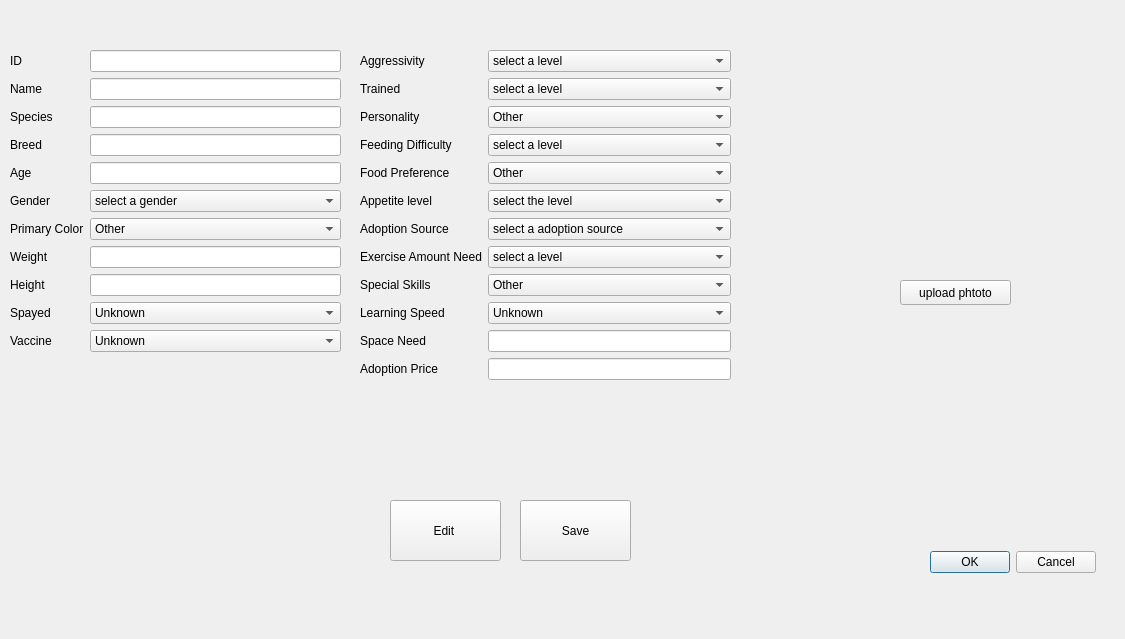
The window that AnimalManagement/manageanimalwindow.ui (CRM2017/cuACS) describes before a commit, drawn with Qt 5.
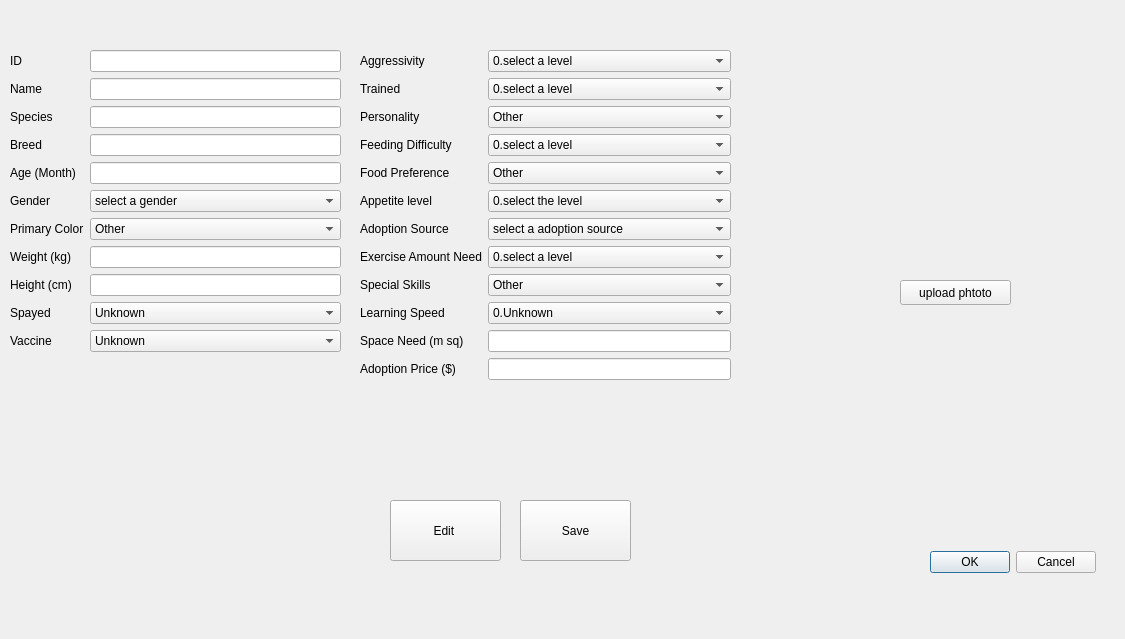
The same window after the commit.

The edit to the form file:
```diff
--- a/AnimalManagement/manageanimalwindow.ui
+++ b/AnimalManagement/manageanimalwindow.ui
@@ -56,7 +56,7 @@
     <item row="4" column="0">
      <widget class="QLabel" name="label_3">
       <property name="text">
-       <string>Age</string>
+       <string>Age (Month)</string>
       </property>
      </widget>
     </item>
@@ -99,7 +99,7 @@
     <item row="7" column="0">
      <widget class="QLabel" name="label_6">
       <property name="text">
-       <string>Weight</string>
+       <string>Weight (kg)</string>
       </property>
      </widget>
     </item>
@@ -109,7 +109,7 @@
     <item row="8" column="0">
      <widget class="QLabel" name="label_7">
       <property name="text">
-       <string>Height</string>
+       <string>Height (cm)</string>
       </property>
      </widget>
     </item>
@@ -274,7 +274,7 @@
      <widget class="QComboBox" name="aggressivity">
       <item>
        <property name="text">
-        <string>select a level</string>
+        <string>0.select a level</string>
        </property>
       </item>
       <item>
@@ -305,7 +305,7 @@
      <widget class="QComboBox" name="trained">
       <item>
        <property name="text">
-        <string>select a level</string>
+        <string>0.select a level</string>
        </property>
       </item>
       <item>
@@ -382,7 +382,7 @@
      <widget class="QComboBox" name="feeding">
       <item>
        <property name="text">
-        <string>select a level</string>
+        <string>0.select a level</string>
        </property>
       </item>
       <item>
@@ -444,7 +444,7 @@
      <widget class="QComboBox" name="appetite">
       <item>
        <property name="text">
-        <string>select the level</string>
+        <string>0.select the level</string>
        </property>
       </item>
       <item>
@@ -506,7 +506,7 @@
      <widget class="QComboBox" name="exercise">
       <item>
        <property name="text">
-        <string>select a level</string>
+        <string>0.select a level</string>
        </property>
       </item>
       <item>
@@ -573,7 +573,7 @@
      <widget class="QComboBox" name="learning">
       <item>
        <property name="text">
-        <string>Unknown</string>
+        <string>0.Unknown</string>
        </property>
       </item>
       <item>
@@ -596,7 +596,7 @@
     <item row="10" column="0">
      <widget class="QLabel" name="label_21">
       <property name="text">
-       <string>Space Need</string>
+       <string>Space Need (m sq)</string>
       </property>
      </widget>
     </item>
@@ -613,7 +613,7 @@
     <item row="11" column="0">
      <widget class="QLabel" name="label_22">
       <property name="text">
-       <string>Adoption Price</string>
+       <string>Adoption Price ($)</string>
       </property>
      </widget>
     </item>
```
Left out of the diff: 46 changed lines with no effect on the pictures.
